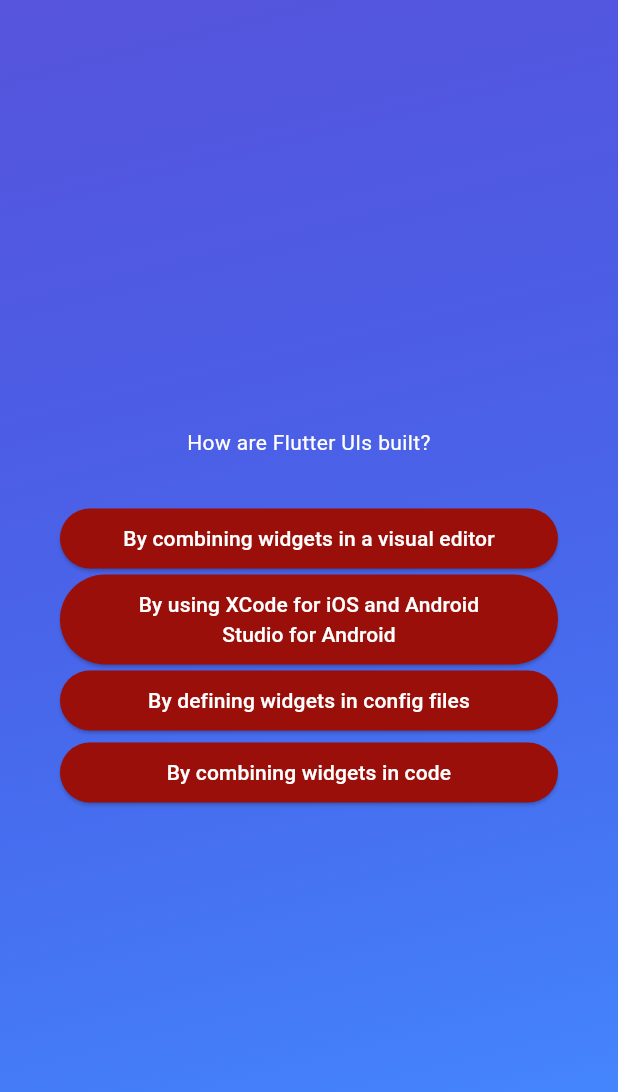
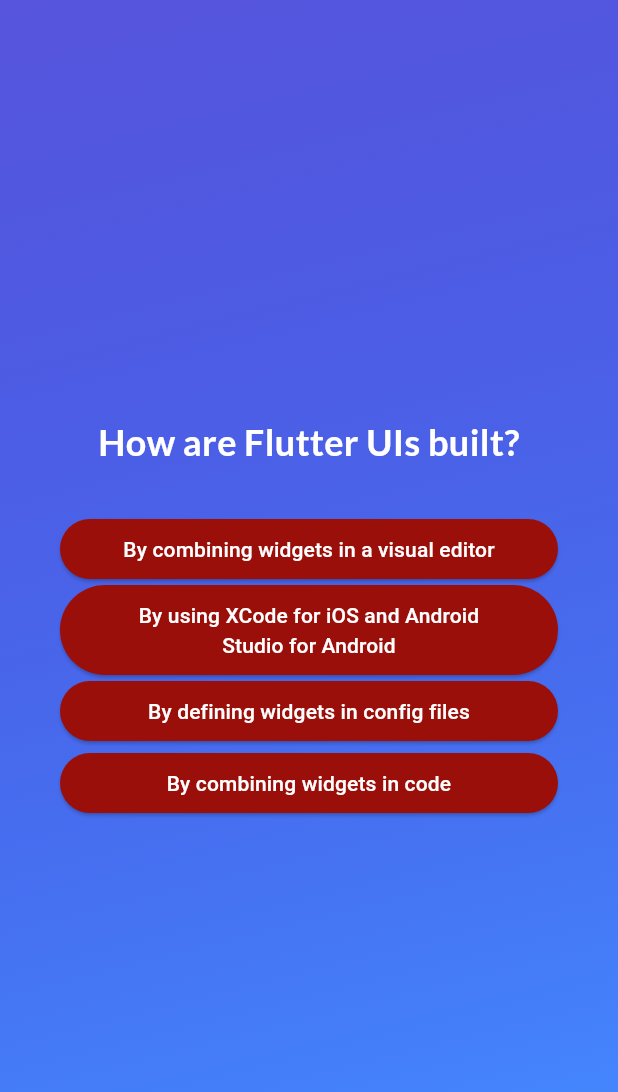
Before and after one commit to Psage001/new_quiz_app, a Flutter app: the screen it shows after launch, after a tap on "Start the quiz", after a tap on "Components", on a phone screen of 412 x 824 dp. Shown: the top 1092 px of the screen. Run offline on Flutter 3.47's test engine with Material 3 defaults, Android fonts, the phone set to English and light mode, and no system bars; our stand-ins replace google_fonts.

Commit message:
create answer screen

```diff
--- a/lib/questions_screen.dart
+++ b/lib/questions_screen.dart
@@ -1,9 +1,15 @@
 import 'package:flutter/material.dart';
 import 'package:new_quiz_app/answer_button.dart';
 import 'package:new_quiz_app/data/questions.dart';
+import 'package:google_fonts/google_fonts.dart';
 
 class QuestionsScreen extends StatefulWidget {
-  const QuestionsScreen({super.key});
+  const QuestionsScreen({
+    super.key,
+    required this.onSelectedAnswer,
+  });
+
+  final void Function(String answer) onSelectedAnswer;
 
   @override
   State<QuestionsScreen> createState() {
@@ -12,42 +18,51 @@ class QuestionsScreen extends StatefulWidget {
 }
 
 class _QuestionScreenState extends State<QuestionsScreen> {
-
   var currentQuestionIndex = 0;
 
-void answerQuestion() {
-
+  void answerQuestion(String selectedAnswers) {
+    widget.onSelectedAnswer('');
     //currentQuestionIndex = currentQuestionIndex + 1;
     // currentQuestionIndex +=1;
     setState(() {
       currentQuestionIndex++;
     });
-
   }
 
   @override
   Widget build(context) {
-    final currentQuestion= questions[currentQuestionIndex];
+    final currentQuestion = questions[currentQuestionIndex];
 
-    return  SizedBox(
+    return SizedBox(
       width: double.infinity,
       child: Container(
         margin: const EdgeInsets.symmetric(horizontal: 40, vertical: 5),
-        child: Column(// wrap a column widget to get access to margins for things so refactor then wrap it in container
+        child: Column(
+          // wrap a column widget to get access to margins for things so refactor then wrap it in container
           crossAxisAlignment: CrossAxisAlignment.stretch,
           mainAxisAlignment: MainAxisAlignment.center,
 
           children: [
             Text(
               currentQuestion.text,
-              style: const TextStyle(color: Colors.white),
-              textAlign: TextAlign.center,// use textallign to allign the text
+              style: GoogleFonts.lato(
+                color: Colors.white,
+                fontSize: 24,
+                fontWeight: FontWeight.bold,
+              ),
+              textAlign: TextAlign.center, // use textallign to allign the text
             ),
             const SizedBox(
               height: 30,
             ),
-            ...currentQuestion.getShuffledAnswers().map((answer){/// the ... is to make the function work as this is of type list/iterable that is inside of type widget
-              return AnswerButton(answerText: answer, onTap: answerQuestion, );// Dynamically generate a list this ethod puts the answers as comma seperated values
+            ...currentQuestion.getShuffledAnswers().map((answer) {
+              /// the ... is to make the function work as this is of type list/iterable that is inside of type widget
+              return AnswerButton(
+                answerText: answer,
+                onTap: () {
+                  answerQuestion(answer);
+                },
+              ); // Dynamically generate a list this method puts the answers as comma seperated values
             }),
           ],
         ),
--- a/lib/quiz.dart
+++ b/lib/quiz.dart
@@ -13,9 +13,13 @@ class Quiz extends StatefulWidget {
 }
 
 class _QuizState extends State<Quiz> {
+  final List<String> selectedAnswers= [];
 
   var activeScreen = 'start-screen';
 
+void chooseAnswer(String answer){
+  selectedAnswers.add(answer);
+}
 
   void switchScreen(){
     setState(() {
@@ -28,7 +32,7 @@ class _QuizState extends State<Quiz> {
 
     Widget  screenWidget = StartScreen(switchScreen);
     if(activeScreen == 'questions-screen'){
-         screenWidget = const QuestionsScreen();
+         screenWidget =  QuestionsScreen(onSelectedAnswer: chooseAnswer,);
     }
 
 
--- a/pubspec.yaml
+++ b/pubspec.yaml
@@ -35,6 +35,7 @@ dependencies:
   # The following adds the Cupertino Icons font to your application.
   # Use with the CupertinoIcons class for iOS style icons.
   cupertino_icons: ^1.0.8
+  google_fonts: ^6.2.1
 
 dev_dependencies:
   flutter_test:
```
Also changed, not shown: pubspec.lock, 1 other file. Lines whose indentation alone changed are shown as unchanged.
